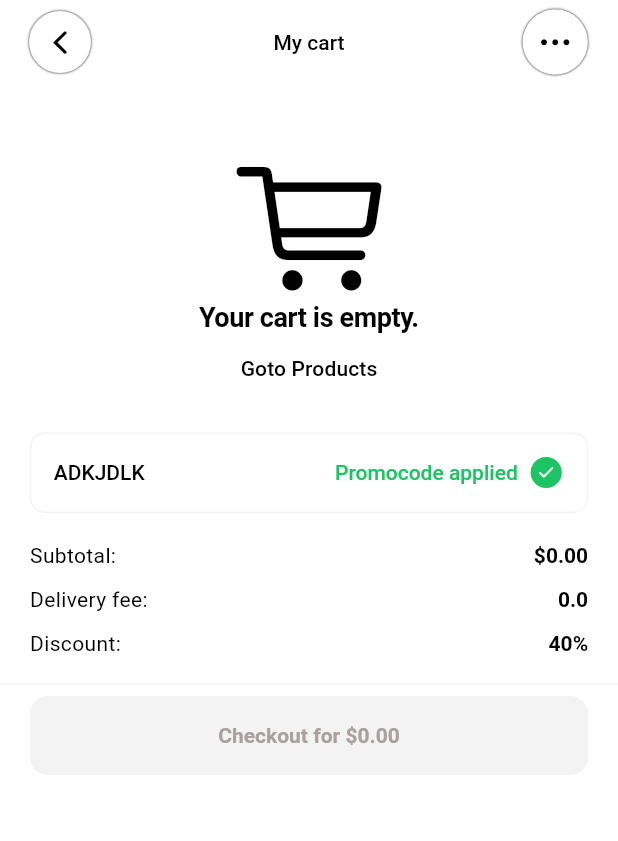
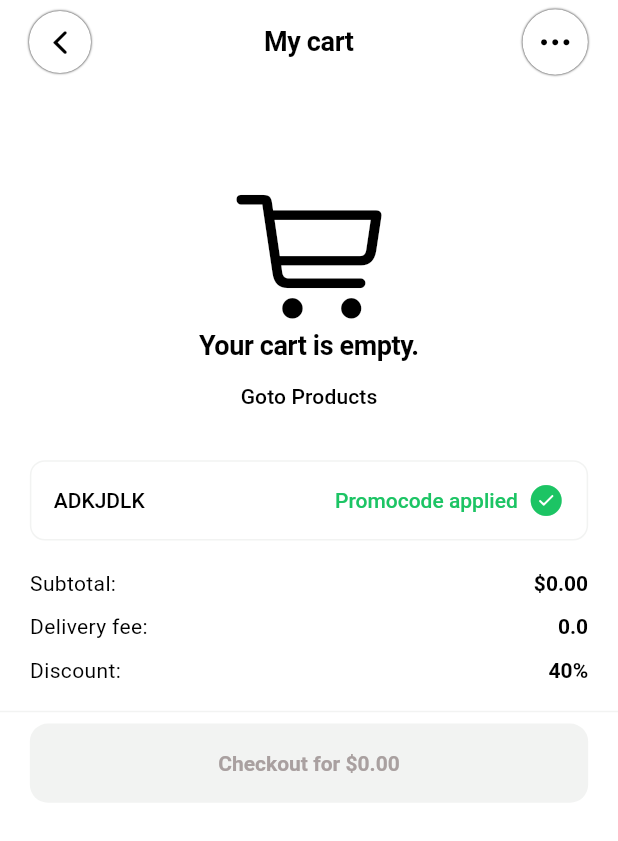
Before and after one commit to Megagonn/clan_commerce, a Flutter app: the CartPage screen opened directly, on a phone screen of 412 x 824 dp. Shown: the top 841 px of the screen. Run offline on Flutter 3.47's test engine with Material 3 defaults, Android fonts, the phone set to English and light mode, and no system bars; our stand-ins replace another_flutter_splash_screen, shared_preferences; accounts and stored records are empty; Roboto replaces fonts that are missing (Aeonik).

```diff
--- a/lib/views/cart_page.dart
+++ b/lib/views/cart_page.dart
@@ -45,7 +45,7 @@ class _CartPageState extends State<CartPage> {
         leadingWidth: 80,
         title: Text(
           "My cart",
-          style: Theme.of(context).textTheme.displayMedium,
+          style: Theme.of(context).textTheme.displayLarge,
         ),
         centerTitle: true,
         automaticallyImplyLeading: false,
@@ -67,6 +67,9 @@ class _CartPageState extends State<CartPage> {
             builder: (context, value, _) => Column(
               mainAxisSize: MainAxisSize.min,
               children: [
+                SizedBox(
+                  height: getVerticalSize(20),
+                ),
                 Visibility(
                   ///If the cart is empty, this UI is displayed.
                   visible: value.cart.isEmpty,
@@ -103,7 +106,7 @@ class _CartPageState extends State<CartPage> {
               ],
             ),
           ),
-          const Spacer(),
+          // const Spacer(),
           _promocode(context),
           Column(
             children: [
@@ -200,7 +203,7 @@ class _CartPageState extends State<CartPage> {
                   builder: (context) => AlertDialog(
                     // color: GlobalColors.transparent,
                     content: Container(
-                      padding: getPadding(all: 20),
+                      padding: getPadding(all: 15),
                       // margin: getMargin(all: 20),
                       // height: 200,
                       decoration: BoxDecoration(
```
Also changed, not shown: assets/images/1.png, assets/images/2.png, 35 other files.
